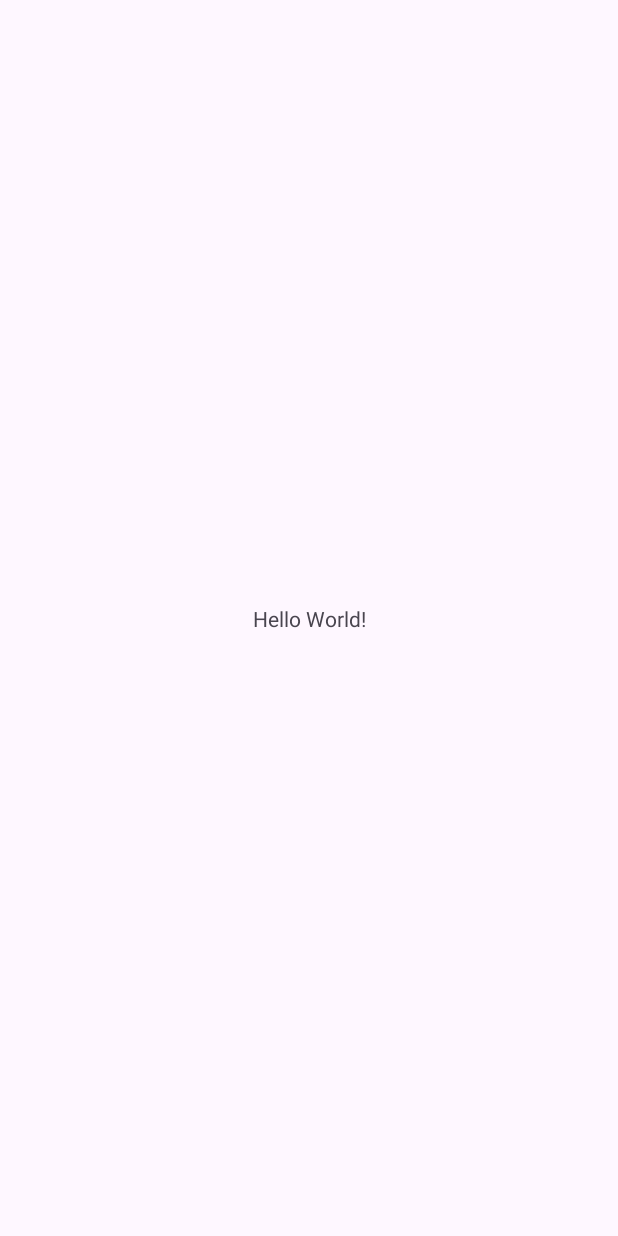
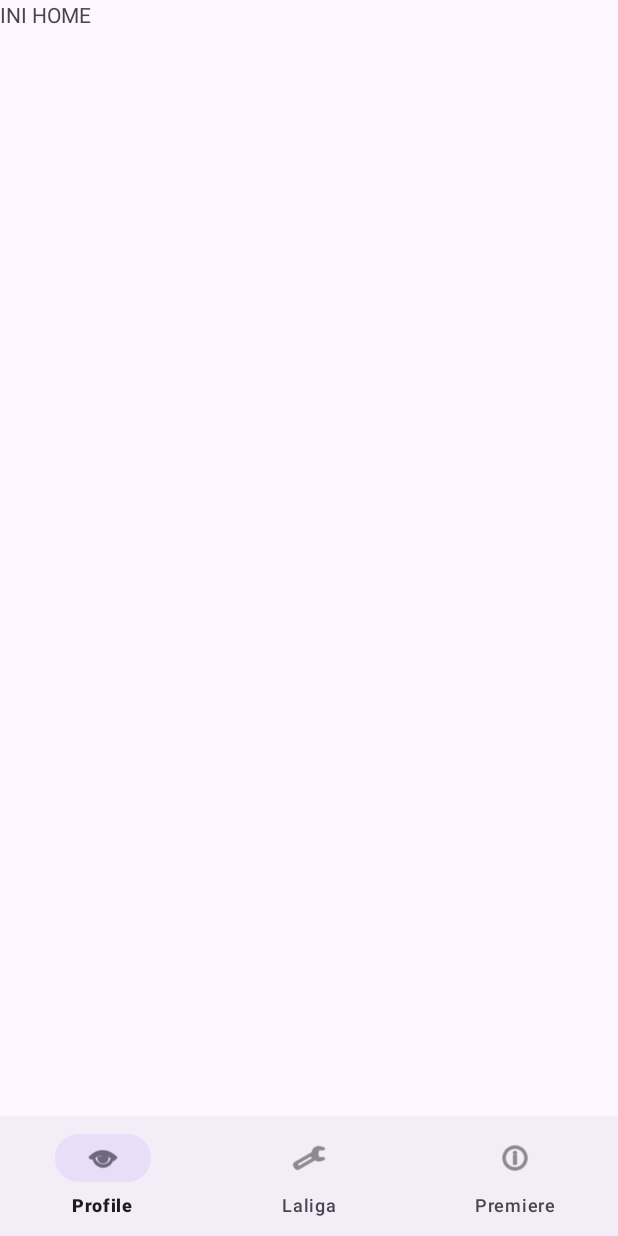
Before and after one commit to Reyhankunlah/TryOutPAS_23_3, an Android app: the screen it shows after launch (MainActivity), on a phone screen of 412 x 824 dp. Before the commit the screen is almost empty. Run offline under Robolectric (Android 15) with nearby library versions, the phone set to English and light mode, and no system bars.

Commit message:
feat : [AGG] Bottom Navigation Bar

```diff
--- a/app/src/main/java/com/example/tryoutpas_23_3/MainActivity.java
+++ b/app/src/main/java/com/example/tryoutpas_23_3/MainActivity.java
@@ -4,9 +4,6 @@ import android.os.Bundle;
 
 import androidx.activity.EdgeToEdge;
 import androidx.appcompat.app.AppCompatActivity;
-import androidx.core.graphics.Insets;
-import androidx.core.view.ViewCompat;
-import androidx.core.view.WindowInsetsCompat;
 
 public class MainActivity extends AppCompatActivity {
 
@@ -15,10 +12,6 @@ public class MainActivity extends AppCompatActivity {
         super.onCreate(savedInstanceState);
         EdgeToEdge.enable(this);
         setContentView(R.layout.activity_main);
-        ViewCompat.setOnApplyWindowInsetsListener(findViewById(R.id.main), (v, insets) -> {
-            Insets systemBars = insets.getInsets(WindowInsetsCompat.Type.systemBars());
-            v.setPadding(systemBars.left, systemBars.top, systemBars.right, systemBars.bottom);
-            return insets;
-        });
+
     }
 }
--- a/app/src/main/res/layout/activity_main.xml
+++ b/app/src/main/res/layout/activity_main.xml
@@ -1,19 +1,23 @@
 <?xml version="1.0" encoding="utf-8"?>
-<androidx.constraintlayout.widget.ConstraintLayout xmlns:android="http://schemas.android.com/apk/res/android"
+<RelativeLayout xmlns:android="http://schemas.android.com/apk/res/android"
     xmlns:app="http://schemas.android.com/apk/res-auto"
-    xmlns:tools="http://schemas.android.com/tools"
-    android:id="@+id/main"
     android:layout_width="match_parent"
-    android:layout_height="match_parent"
-    tools:context=".MainActivity">
+    android:layout_height="match_parent">
 
+    <FrameLayout
+        android:id="@+id/frame_layout"
+        android:layout_above="@id/bottom_navigation"
+        android:layout_width="match_parent"
+        android:layout_height="match_parent" />
     <TextView
         android:layout_width="wrap_content"
         android:layout_height="wrap_content"
-        android:text="Hello World!"
-        app:layout_constraintBottom_toBottomOf="parent"
-        app:layout_constraintEnd_toEndOf="parent"
-        app:layout_constraintStart_toStartOf="parent"
-        app:layout_constraintTop_toTopOf="parent" />
+        android:text="INI HOME" />
 
-</androidx.constraintlayout.widget.ConstraintLayout>
+    <com.google.android.material.bottomnavigation.BottomNavigationView
+        android:id="@+id/bottom_navigation"
+        android:layout_alignParentBottom="true"
+        android:layout_width="match_parent"
+        android:layout_height="wrap_content"
+        app:menu="@menu/bottom_nav_menu" />
+</RelativeLayout>
--- /dev/null
+++ b/app/src/main/res/menu/bottom_nav_menu.xml
@@ -0,0 +1,14 @@
+<menu xmlns:android="http://schemas.android.com/apk/res/android">
+    <item
+        android:id="@+id/nav_profile"
+        android:icon="@android:drawable/ic_menu_view"
+        android:title="Profile" />
+    <item
+        android:id="@+id/nav_laliga"
+        android:icon="@android:drawable/ic_menu_manage"
+        android:title="Laliga" />
+    <item
+        android:id="@+id/nav_premiere"
+        android:icon="@android:drawable/ic_menu_info_details"
+        android:title="Premiere" />
+</menu>
```
Also changed, not shown: app/src/main/java/com/example/tryoutpas_23_3/FragmentLaLiga.java (added, +15 -0 lines), app/src/main/java/com/example/tryoutpas_23_3/FragmentPremiere.java (added, +15 -0 lines), app/src/main/java/com/example/tryoutpas_23_3/FragmentProfile.java (added, +15 -0 lines), app/src/main/res/layout/fragment_laliga.xml (added, +20 -0 lines), app/src/main/res/layout/fragment_premiere.xml (added, +21 -0 lines), app/src/main/res/layout/fragment_profile.xml (added, +13 -0 lines).
